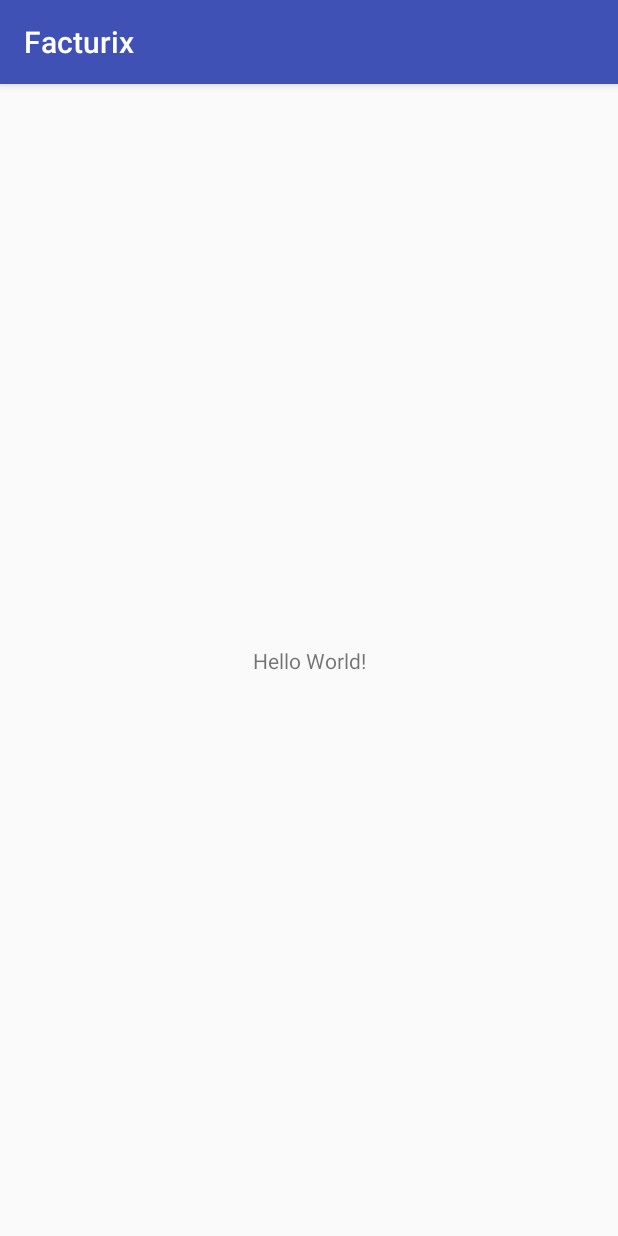
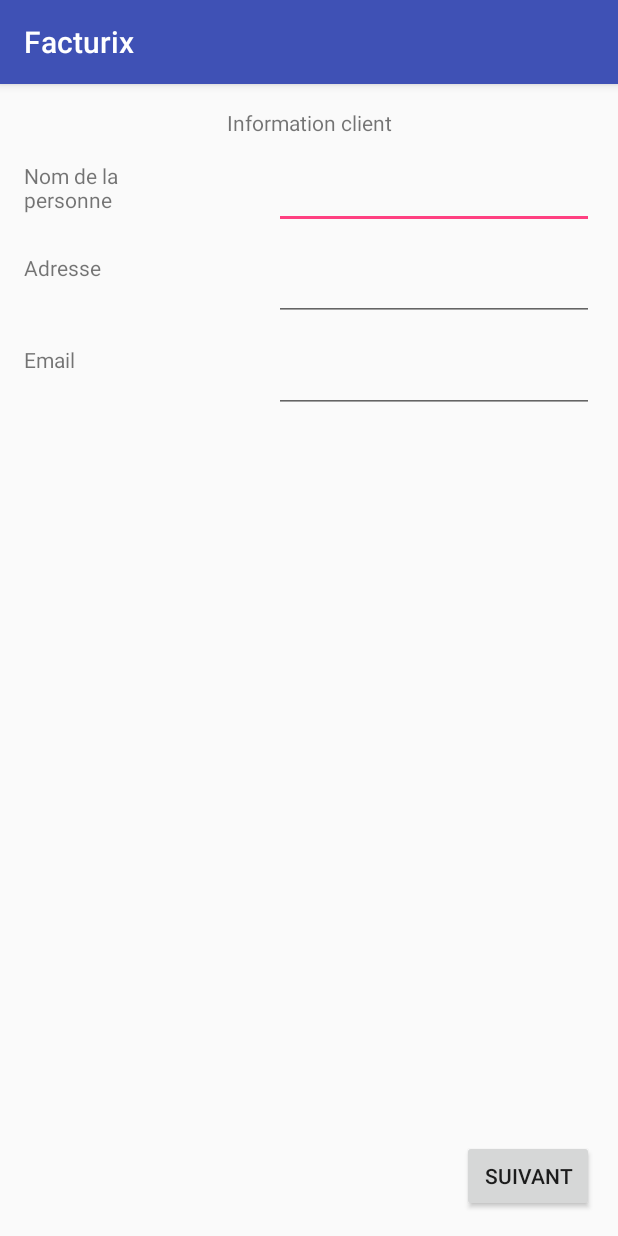
Before and after one commit to med93600/vtc-invoice, an Android app: the screen it shows after launch (CreationInvoiceActivity before the commit, ClientInformationActivity after it), on a phone screen of 412 x 824 dp. Run offline under Robolectric (Android 15) with nearby library versions, the phone set to English and light mode, and no system bars; our stand-ins replace Volley.

```diff
--- a/app/build.gradle
+++ b/app/build.gradle
@@ -25,4 +25,5 @@ dependencies {
     testImplementation 'junit:junit:4.12'
     androidTestImplementation 'com.android.support.test:runner:1.0.1'
     androidTestImplementation 'com.android.support.test.espresso:espresso-core:3.0.1'
+    compile 'com.android.volley:volley:1.1.0'
 }
--- a/app/src/main/AndroidManifest.xml
+++ b/app/src/main/AndroidManifest.xml
@@ -1,7 +1,7 @@
 <?xml version="1.0" encoding="utf-8"?>
 <manifest xmlns:android="http://schemas.android.com/apk/res/android"
     package="com.fellah.facturix">
-
+    <uses-permission android:name="android.permission.INTERNET" />
     <application
         android:allowBackup="true"
         android:icon="@mipmap/ic_launcher"
@@ -9,13 +9,15 @@
         android:roundIcon="@mipmap/ic_launcher_round"
         android:supportsRtl="true"
         android:theme="@style/AppTheme">
-        <activity android:name=".CreationInvoiceActivity">
+        <activity android:name=".activity.ClientInformationActivity">
             <intent-filter>
                 <action android:name="android.intent.action.MAIN" />
 
                 <category android:name="android.intent.category.LAUNCHER" />
             </intent-filter>
         </activity>
+        <activity android:name=".activity.TripInformationActivity" />
+        <activity android:name=".activity.InvoiceInformationActivy"></activity>
     </application>
 
 </manifest>
--- a/app/src/main/java/com/fellah/facturix/CreationInvoiceActivity.java
+++ /dev/null
@@ -1,13 +0,0 @@
-package com.fellah.facturix;
-
-import android.support.v7.app.AppCompatActivity;
-import android.os.Bundle;
-
-public class CreationInvoiceActivity extends AppCompatActivity {
-
-    @Override
-    protected void onCreate(Bundle savedInstanceState) {
-        super.onCreate(savedInstanceState);
-        setContentView(R.layout.activity_creation_invoice);
-    }
-}
--- /dev/null
+++ b/app/src/main/java/com/fellah/facturix/activity/ClientInformationActivity.java
@@ -0,0 +1,44 @@
+package com.fellah.facturix.activity;
+
+import android.content.Intent;
+import android.os.Bundle;
+import android.util.Log;
+import android.view.View;
+
+import com.android.volley.Request;
+import com.android.volley.RequestQueue;
+import com.android.volley.Response;
+import com.android.volley.VolleyError;
+import com.android.volley.toolbox.StringRequest;
+import com.android.volley.toolbox.Volley;
+import com.fellah.facturix.Controller;
+import com.fellah.facturix.R;
+
+public class ClientInformationActivity extends MomoActivity {
+
+    @Override
+    protected void onCreate(Bundle savedInstanceState) {
+        super.onCreate(savedInstanceState);
+        setContentView(R.layout.activity_client_information);
+    }
+
+    public void toTripInformation(View view) {
+
+        saveClientInformation();
+
+
+        loadActivity(this,TripInformationActivity.class);
+
+    }
+
+
+
+    private void saveClientInformation() {
+        String name = getStringFromEditText(R.id.name);
+        String address = getStringFromEditText(R.id.address);
+        String email = getStringFromEditText(R.id.email);
+        Controller.setClient(name,address,email);
+    }
+
+
+}
--- /dev/null
+++ b/app/src/main/java/com/fellah/facturix/activity/MomoActivity.java
@@ -0,0 +1,18 @@
+package com.fellah.facturix.activity;
+
+import android.content.Intent;
+import android.support.v7.app.AppCompatActivity;
+import android.widget.EditText;
+
+class MomoActivity extends AppCompatActivity {
+    public String getStringFromEditText(int id) {
+        return ((EditText) findViewById(id)).getText().toString();
+
+    }
+
+    public void loadActivity(MomoActivity activity, Class<?> klass) {
+        Intent intent = new Intent(activity, klass);
+        startActivity(intent);
+    }
+
+}
--- /dev/null
+++ b/app/src/main/res/layout/activity_client_information.xml
@@ -0,0 +1,99 @@
+<?xml version="1.0" encoding="utf-8"?>
+<android.support.constraint.ConstraintLayout xmlns:android="http://schemas.android.com/apk/res/android"
+    xmlns:app="http://schemas.android.com/apk/res-auto"
+    xmlns:tools="http://schemas.android.com/tools"
+    android:layout_width="match_parent"
+    android:layout_height="match_parent"
+    tools:context="com.fellah.facturix.activity.ClientInformationActivity">
+
+    <TextView
+        android:id="@+id/textView"
+        android:layout_width="77dp"
+        android:layout_height="45dp"
+        android:layout_marginStart="16dp"
+        android:layout_marginTop="16dp"
+        android:text="@string/name_field"
+        app:layout_constraintStart_toStartOf="parent"
+        app:layout_constraintTop_toBottomOf="@+id/textView2"
+        android:layout_marginLeft="16dp" />
+
+    <TextView
+        android:id="@+id/textView2"
+        android:layout_width="wrap_content"
+        android:layout_height="wrap_content"
+        android:layout_marginTop="16dp"
+        android:text="@string/client_Information_Title"
+        app:layout_constraintLeft_toLeftOf="parent"
+        app:layout_constraintRight_toRightOf="parent"
+        app:layout_constraintTop_toTopOf="parent" />
+
+    <EditText
+        android:id="@+id/name"
+        android:layout_width="wrap_content"
+        android:layout_height="wrap_content"
+        android:layout_marginEnd="16dp"
+        android:layout_marginTop="16dp"
+        android:ems="10"
+        android:inputType="textPersonName"
+        app:layout_constraintEnd_toEndOf="parent"
+        app:layout_constraintTop_toBottomOf="@+id/textView2" />
+
+    <TextView
+        android:id="@+id/textView3"
+        android:layout_width="wrap_content"
+        android:layout_height="wrap_content"
+        android:layout_marginStart="16dp"
+        android:layout_marginTop="16dp"
+        android:text="@string/address_field"
+        app:layout_constraintStart_toStartOf="parent"
+        app:layout_constraintTop_toBottomOf="@+id/name" />
+
+    <EditText
+        android:id="@+id/address"
+        android:layout_width="wrap_content"
+        android:layout_height="wrap_content"
+        android:layout_marginEnd="16dp"
+        android:layout_marginRight="16dp"
+        android:layout_marginTop="16dp"
+        android:ems="10"
+        android:inputType="textPostalAddress"
+        app:layout_constraintEnd_toEndOf="parent"
+        app:layout_constraintRight_toRightOf="parent"
+        app:layout_constraintTop_toBottomOf="@+id/name" />
+
+    <TextView
+        android:id="@+id/textView5"
+        android:layout_width="wrap_content"
+        android:layout_height="wrap_content"
+        android:layout_marginLeft="16dp"
+        android:layout_marginStart="16dp"
+        android:layout_marginTop="16dp"
+        android:text="@string/mail_field"
+        app:layout_constraintLeft_toLeftOf="parent"
+        app:layout_constraintStart_toStartOf="parent"
+        app:layout_constraintTop_toBottomOf="@+id/address" />
+
+    <EditText
+        android:id="@+id/email"
+        android:layout_width="wrap_content"
+        android:layout_height="wrap_content"
+        android:layout_marginEnd="16dp"
+        android:layout_marginTop="16dp"
+        android:ems="10"
+        android:inputType="textEmailAddress"
+        app:layout_constraintEnd_toEndOf="parent"
+        app:layout_constraintTop_toBottomOf="@+id/address" />
+
+    <Button
+        android:id="@+id/clientTotrip"
+        android:layout_width="wrap_content"
+        android:layout_height="wrap_content"
+        android:layout_marginBottom="16dp"
+        android:layout_marginEnd="16dp"
+        android:onClick="toTripInformation"
+        android:text="@string/next"
+        app:layout_constraintBottom_toBottomOf="parent"
+        app:layout_constraintEnd_toEndOf="parent"
+        android:layout_marginRight="16dp" />
+
+</android.support.constraint.ConstraintLayout>
--- a/app/src/main/res/layout/activity_creation_invoice.xml
+++ /dev/null
@@ -1,18 +0,0 @@
-<?xml version="1.0" encoding="utf-8"?>
-<android.support.constraint.ConstraintLayout xmlns:android="http://schemas.android.com/apk/res/android"
-    xmlns:app="http://schemas.android.com/apk/res-auto"
-    xmlns:tools="http://schemas.android.com/tools"
-    android:layout_width="match_parent"
-    android:layout_height="match_parent"
-    tools:context="com.fellah.facturix.CreationInvoiceActivity">
-
-    <TextView
-        android:layout_width="wrap_content"
-        android:layout_height="wrap_content"
-        android:text="Hello World!"
-        app:layout_constraintBottom_toBottomOf="parent"
-        app:layout_constraintLeft_toLeftOf="parent"
-        app:layout_constraintRight_toRightOf="parent"
-        app:layout_constraintTop_toTopOf="parent" />
-
-</android.support.constraint.ConstraintLayout>
--- a/app/src/main/res/values/strings.xml
+++ b/app/src/main/res/values/strings.xml
@@ -1,3 +1,17 @@
 <resources>
     <string name="app_name">Facturix</string>
+    <string name="name_field">Nom de la personne</string>
+    <string name="address_field">Adresse</string>
+    <string name="mail_field">Email</string>
+    <string name="client_Information_Title"> Information client</string>
+    <string name="trip_information_title">Information sur la course</string>
+    <string name="trip_information_description">description de la course</string>
+    <string name="trip_vat">TVA</string>
+    <string name="trip_price">Prix TTC</string>
+    <string name="next">Suivant</string>
+    <string name="invoice_information_title">Information sur la facture</string>
+    <string name="invoice_number">Numéro de facture</string>
+    <string name="invoice_date">Date</string>
+    <string name="Send">Envoyer</string>
+
 </resources>
--- a/build.gradle
+++ b/build.gradle
@@ -9,10 +9,10 @@ buildscript {
     dependencies {
         classpath 'com.android.tools.build:gradle:3.0.1'
 
-
         // NOTE: Do not place your application dependencies here; they belong
         // in the individual module build.gradle files
     }
+
 }
 
 allprojects {
```
Also changed, not shown: app/src/main/java/com/fellah/facturix/Controller.java (added, +26 -0 lines), app/src/main/java/com/fellah/facturix/Invoice.java (added, +51 -0 lines), app/src/main/java/com/fellah/facturix/activity/InvoiceInformationActivy.java (added, +59 -0 lines), app/src/main/java/com/fellah/facturix/activity/TripInformationActivity.java (added, +31 -0 lines), app/src/main/res/layout/activity_invoice_information.xml (added, +70 -0 lines), app/src/main/res/layout/activity_trip_information.xml (added, +90 -0 lines), 1 other file.
